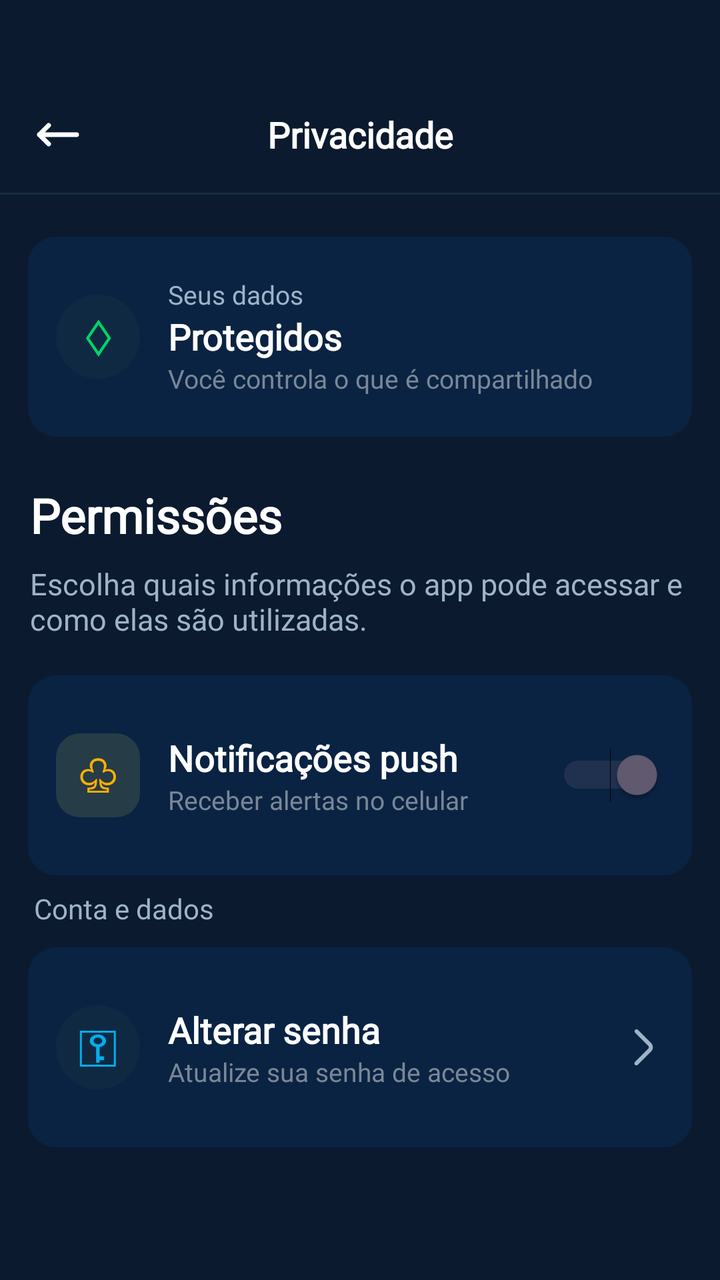
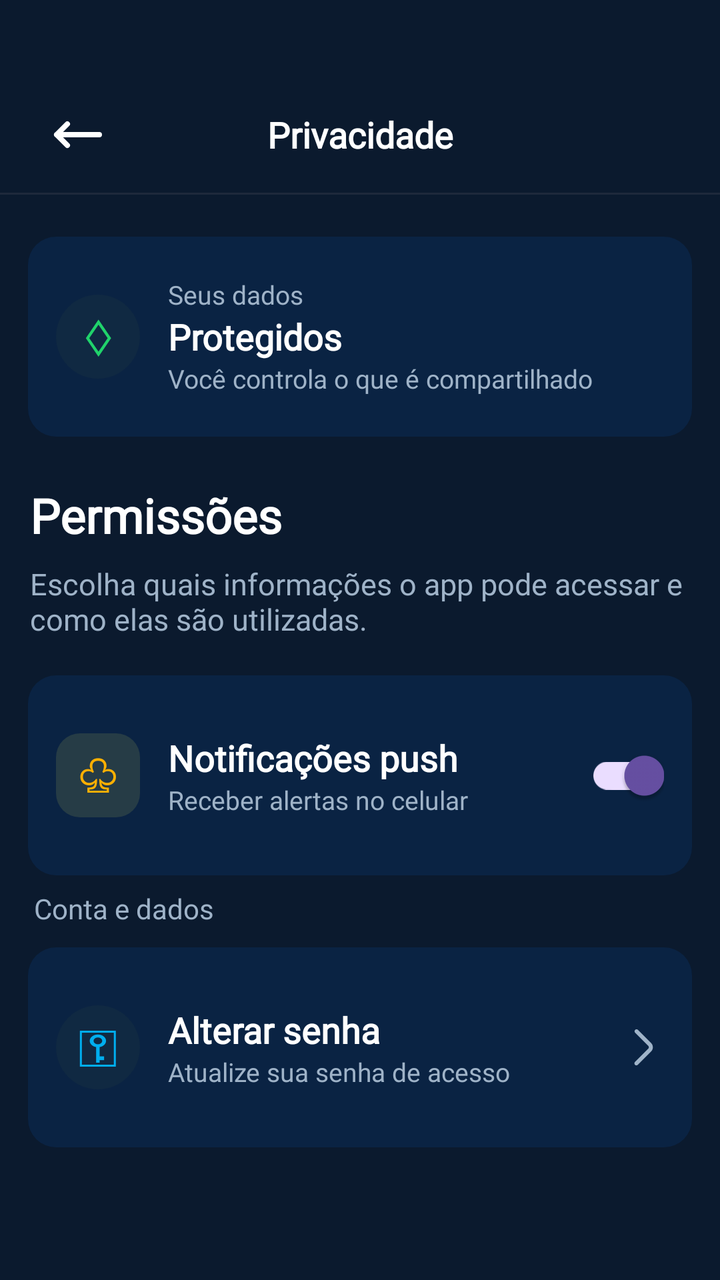

Screens rendered from an Android XML layout before and after an edit, with the pre-edit source and the edit as a unified diff.
<!-- AndroidManifest.xml: application theme Theme.VITA -->
<!-- res/layout/fragment_privacidade.xml -->
<?xml version="1.0" encoding="utf-8"?>
<androidx.constraintlayout.widget.ConstraintLayout
    xmlns:android="http://schemas.android.com/apk/res/android"
    xmlns:app="http://schemas.android.com/apk/res-auto"
    xmlns:tools="http://schemas.android.com/tools"
    android:layout_width="match_parent"
    android:layout_height="match_parent"
    android:background="@color/blue3"
    tools:context=".PrivacidadeFragment">

    <ImageView
        android:id="@+id/btnVoltar"
        android:layout_width="28dp"
        android:layout_height="28dp"
        android:clickable="true"
        android:focusable="true"
        android:src="@drawable/arrow"
        android:layout_marginStart="15dp"
        android:gravity="center"
        app:layout_constraintBottom_toBottomOf="@id/txtTopo"
        app:layout_constraintStart_toStartOf="parent"
        app:layout_constraintTop_toTopOf="@id/txtTopo" />

    <TextView
        android:id="@+id/txtTopo"
        android:layout_width="wrap_content"
        android:layout_height="wrap_content"
        android:layout_marginTop="55dp"
        android:text="Privacidade"
        android:textColor="@color/white"
        android:textSize="18sp"
        android:fontFamily="@font/inter24_medium"
        android:textStyle="bold"
        app:layout_constraintEnd_toEndOf="parent"
        app:layout_constraintStart_toStartOf="parent"
        app:layout_constraintTop_toTopOf="parent" />

    
    <View
        android:id="@+id/linhaTopo"
        android:layout_width="0dp"
        android:layout_height="1dp"
        android:layout_marginTop="17dp"
        android:background="#172C44"
        app:layout_constraintEnd_toEndOf="parent"
        app:layout_constraintStart_toStartOf="parent"
        app:layout_constraintTop_toBottomOf="@id/txtTopo" />

    <LinearLayout
        android:id="@+id/cardDados"
        android:layout_width="0dp"
        android:layout_height="100dp"
        android:layout_marginStart="14dp"
        android:layout_marginTop="21dp"
        android:layout_marginEnd="14dp"
        android:background="@drawable/bg_card_privacidade"
        android:gravity="center_vertical"
        android:orientation="horizontal"
        android:paddingStart="14dp"
        android:paddingEnd="14dp"
        app:layout_constraintEnd_toEndOf="parent"
        app:layout_constraintStart_toStartOf="parent"
        app:layout_constraintTop_toBottomOf="@id/linhaTopo">

        <TextView
            android:layout_width="42dp"
            android:layout_height="42dp"
            android:background="@drawable/bg_icone_privacidade"
            android:gravity="center"
            android:text="♢"
            android:textColor="#00D46A"
            android:textSize="25sp" />

        <LinearLayout
            android:layout_width="0dp"
            android:layout_height="wrap_content"
            android:layout_marginStart="14dp"
            android:layout_weight="1"
            android:orientation="vertical">

            <TextView
                android:layout_width="wrap_content"
                android:layout_height="wrap_content"
                android:text="Seus dados"
                android:fontFamily="@font/inter24_regular"
                android:textColor="@color/grey2"
                android:textSize="13sp" />

            <TextView
                android:layout_width="wrap_content"
                android:layout_height="wrap_content"
                android:text="Protegidos"
                android:textColor="@color/white"
                android:fontFamily="@font/inter24_semibold"
                android:textSize="18sp"
                android:textStyle="bold" />

            <TextView
                android:layout_width="wrap_content"
                android:layout_height="wrap_content"
                android:text="Você controla o que é compartilhado"
                android:textColor="@color/grey"
                android:fontFamily="@font/inter24_medium"
                android:textSize="13sp" />

        </LinearLayout>

    </LinearLayout>

    <TextView
        android:id="@+id/txtPermissoes"
        android:layout_width="wrap_content"
        android:layout_height="wrap_content"
        android:layout_marginStart="15dp"
        android:layout_marginTop="23dp"
        android:text="Permissões"
        android:textColor="@color/white"
        android:fontFamily="@font/inter24_bold"
        android:textSize="24sp"
        android:textStyle="bold"
        app:layout_constraintStart_toStartOf="parent"
        app:layout_constraintTop_toBottomOf="@id/cardDados" />

    <TextView
        android:id="@+id/txtDescricao"
        android:layout_width="0dp"
        android:layout_height="wrap_content"
        android:layout_marginStart="15dp"
        android:layout_marginTop="8dp"
        android:layout_marginEnd="15dp"
        android:text="Escolha quais informações o app pode acessar e\ncomo elas são utilizadas."
        android:textColor="@color/grey2"
        android:textSize="15sp"
        android:fontFamily="@font/inter24_medium"
        app:layout_constraintEnd_toEndOf="parent"
        app:layout_constraintStart_toStartOf="parent"
        app:layout_constraintTop_toBottomOf="@id/txtPermissoes" />

    <LinearLayout
        android:id="@+id/cardNotificacoes"
        android:layout_width="0dp"
        android:layout_height="100dp"
        android:layout_marginStart="14dp"
        android:layout_marginTop="18dp"
        android:layout_marginEnd="14dp"
        android:background="@drawable/bg_card_privacidade"
        android:gravity="center_vertical"
        android:orientation="horizontal"
        android:paddingStart="14dp"
        android:paddingEnd="14dp"
        app:layout_constraintEnd_toEndOf="parent"
        app:layout_constraintStart_toStartOf="parent"
        app:layout_constraintTop_toBottomOf="@id/txtDescricao">

        <TextView
            android:layout_width="42dp"
            android:layout_height="42dp"
            android:background="@drawable/bg_icone_amarelo"
            android:gravity="center"
            android:text="♧"
            android:textColor="#FFB000"
            android:textSize="23sp" />

        <LinearLayout
            android:layout_width="0dp"
            android:layout_height="wrap_content"
            android:layout_marginStart="14dp"
            android:layout_weight="1"
            android:orientation="vertical">

            <TextView
                android:layout_width="wrap_content"
                android:layout_height="wrap_content"
                android:text="Notificações push"
                android:textColor="@color/white"
                android:textSize="18sp"
                android:fontFamily="@font/inter24_semibold"
                android:textStyle="bold" />

            <TextView
                android:layout_width="wrap_content"
                android:layout_height="wrap_content"
                android:text="Receber alertas no celular"
                android:textColor="@color/grey"
                android:fontFamily="@font/inter24_medium"
                android:textSize="13sp" />

        </LinearLayout>

        <Switch
            android:id="@+id/switchNotificacoes"
            android:layout_width="wrap_content"
            android:layout_height="wrap_content"
            android:buttonTint="#FFFFFF"
            android:checked="true" />

    </LinearLayout>

    <TextView
        android:id="@+id/txtContaDados"
        android:layout_width="wrap_content"
        android:layout_height="wrap_content"
        android:layout_marginStart="17dp"
        android:layout_marginTop="7dp"
        android:text="Conta e dados"
        android:textColor="@color/grey2"
        android:textSize="14sp"
        android:fontFamily="@font/inter24_medium"
        app:layout_constraintStart_toStartOf="parent"
        app:layout_constraintTop_toBottomOf="@id/cardNotificacoes" />

    <LinearLayout
        android:id="@+id/cardSenha"
        android:layout_width="0dp"
        android:layout_height="100dp"
        android:layout_marginStart="14dp"
        android:layout_marginTop="10dp"
        android:layout_marginEnd="14dp"
        android:background="@drawable/bg_card_privacidade"
        android:clickable="true"
        android:focusable="true"
        android:gravity="center_vertical"
        android:orientation="horizontal"
        android:paddingStart="14dp"
        android:paddingEnd="12dp"
        app:layout_constraintEnd_toEndOf="parent"
        app:layout_constraintStart_toStartOf="parent"
        app:layout_constraintTop_toBottomOf="@id/txtContaDados">

        <TextView
            android:layout_width="42dp"
            android:layout_height="42dp"
            android:background="@drawable/bg_icone_privacidade"
            android:gravity="center"
            android:text="⚿"
            android:textColor="#00AEEF"
            android:textSize="25sp" />

        <LinearLayout
            android:layout_width="0dp"
            android:layout_height="wrap_content"
            android:layout_marginStart="14dp"
            android:layout_weight="1"
            android:orientation="vertical">

            <TextView
                android:layout_width="wrap_content"
                android:layout_height="wrap_content"
                android:text="Alterar senha"
                android:textColor="@color/white"
                android:textSize="18sp"
                android:fontFamily="@font/inter24_semibold"
                android:textStyle="bold" />

            <TextView
                android:layout_width="wrap_content"
                android:layout_height="wrap_content"
                android:text="Atualize sua senha de acesso"
                android:textColor="@color/grey"
                android:fontFamily="@font/inter24_medium"
                android:textSize="13sp" />

        </LinearLayout>

        <ImageView
            android:layout_width="25dp"
            android:layout_height="wrap_content"
            android:gravity="center"
            android:src="@drawable/arrownext"
            app:tint="@color/grey2"/>

    </LinearLayout>

</androidx.constraintlayout.widget.ConstraintLayout>
<!-- resources referenced by this layout -->
<resources>
  <color name="blue3">#0B1A2E</color>
  <color name="grey">#798797</color>
  <color name="grey2">#9FB3C8</color>
  <color name="white">#FFFFFFFF</color>
  <!-- drawable arrow (drawable) -->
  <vector xmlns:android="http://schemas.android.com/apk/res/android" android:height="15dp" android:viewportHeight="24" android:viewportWidth="24" android:width="15dp">
        
      <path android:fillColor="#FFFFFF" android:pathData="M4,12H20M4,12L8,8M4,12L8,16" android:strokeColor="#FFFFFF" android:strokeLineCap="round" android:strokeLineJoin="round" android:strokeWidth="2"/>
      
  </vector>
  <!-- drawable arrownext (drawable) -->
  <vector xmlns:android="http://schemas.android.com/apk/res/android" android:height="24dp" android:viewportHeight="24" android:viewportWidth="24" android:width="24dp">
  
      <path android:fillColor="#0F0F0F" android:pathData="M7.821,20.731C8.211,21.122 8.844,21.122 9.235,20.731L15.879,14.087C17.051,12.915 17.051,11.017 15.88,9.845L9.31,3.27C8.919,2.879 8.286,2.879 7.895,3.27C7.505,3.66 7.505,4.293 7.895,4.684L14.467,11.256C14.858,11.646 14.858,12.28 14.467,12.67L7.821,19.317C7.43,19.708 7.43,20.341 7.821,20.731Z"/>
  
  </vector>
  <!-- drawable bg_card_privacidade (drawable) -->
  <?xml version="1.0" encoding="utf-8"?>
  <shape xmlns:android="http://schemas.android.com/apk/res/android">
  
      <solid android:color="@color/blue1" />
  
      <corners android:radius="14dp" />
  
  </shape>
  <!-- drawable bg_icone_amarelo (drawable) -->
  <?xml version="1.0" encoding="utf-8"?>
  <shape xmlns:android="http://schemas.android.com/apk/res/android">
  
      <solid android:color="#263C46" />
  
      <corners android:radius="12dp" />
  
  </shape>
  <!-- drawable bg_icone_privacidade (drawable) -->
  <?xml version="1.0" encoding="utf-8"?>
  <shape xmlns:android="http://schemas.android.com/apk/res/android">
  
      <solid android:color="#102942" />
  
      <corners android:radius="50dp" />
  
  </shape>
  <style name="Theme.VITA" parent="Base.Theme.VITA" />
  <color name="blue1">#0A2343</color>
  <style name="Base.Theme.VITA" parent="Theme.Material3.DayNight.NoActionBar">
          
          
      </style>
</resources>

<!-- the commit's change to res/layout/fragment_privacidade.xml (unified diff, before → after) -->
@@ -10,13 +10,15 @@
 
     <ImageView
         android:id="@+id/btnVoltar"
-        android:layout_width="28dp"
-        android:layout_height="28dp"
+        android:layout_width="48dp"
+        android:layout_height="48dp"
         android:clickable="true"
         android:focusable="true"
         android:src="@drawable/arrow"
         android:layout_marginStart="15dp"
         android:gravity="center"
+        android:padding="8dp"
+        android:contentDescription="@string/voltar"
         app:layout_constraintBottom_toBottomOf="@id/txtTopo"
         app:layout_constraintStart_toStartOf="parent"
         app:layout_constraintTop_toTopOf="@id/txtTopo" />
@@ -26,7 +28,7 @@
         android:layout_width="wrap_content"
         android:layout_height="wrap_content"
         android:layout_marginTop="55dp"
-        android:text="Privacidade"
+        android:text="@string/privacy"
         android:textColor="@color/white"
         android:textSize="18sp"
         android:fontFamily="@font/inter24_medium"
@@ -41,7 +43,7 @@
         android:layout_width="0dp"
         android:layout_height="1dp"
         android:layout_marginTop="17dp"
-        android:background="#172C44"
+        android:background="@color/blue11"
         app:layout_constraintEnd_toEndOf="parent"
         app:layout_constraintStart_toStartOf="parent"
         app:layout_constraintTop_toBottomOf="@id/txtTopo" />
@@ -68,7 +70,7 @@
             android:background="@drawable/bg_icone_privacidade"
             android:gravity="center"
             android:text="♢"
-            android:textColor="#00D46A"
+            android:textColor="@color/green5"
             android:textSize="25sp" />
 
         <LinearLayout
@@ -81,7 +83,7 @@
             <TextView
                 android:layout_width="wrap_content"
                 android:layout_height="wrap_content"
-                android:text="Seus dados"
+                android:text="@string/your_data"
                 android:fontFamily="@font/inter24_regular"
                 android:textColor="@color/grey2"
                 android:textSize="13sp" />
@@ -89,7 +91,7 @@
             <TextView
                 android:layout_width="wrap_content"
                 android:layout_height="wrap_content"
-                android:text="Protegidos"
+                android:text="@string/protected_data"
                 android:textColor="@color/white"
                 android:fontFamily="@font/inter24_semibold"
                 android:textSize="18sp"
@@ -98,8 +100,8 @@
             <TextView
                 android:layout_width="wrap_content"
                 android:layout_height="wrap_content"
-                android:text="Você controla o que é compartilhado"
-                android:textColor="@color/grey"
+                android:text="@string/data_desc"
+                android:textColor="@color/grey2"
                 android:fontFamily="@font/inter24_medium"
                 android:textSize="13sp" />
 
@@ -113,7 +115,7 @@
         android:layout_height="wrap_content"
         android:layout_marginStart="15dp"
         android:layout_marginTop="23dp"
-        android:text="Permissões"
+        android:text="@string/permissions"
         android:textColor="@color/white"
         android:fontFamily="@font/inter24_bold"
         android:textSize="24sp"
@@ -128,7 +130,7 @@
         android:layout_marginStart="15dp"
         android:layout_marginTop="8dp"
         android:layout_marginEnd="15dp"
-        android:text="Escolha quais informações o app pode acessar e\ncomo elas são utilizadas."
+        android:text="@string/permissions_desc"
         android:textColor="@color/grey2"
         android:textSize="15sp"
         android:fontFamily="@font/inter24_medium"
@@ -158,7 +160,7 @@
             android:background="@drawable/bg_icone_amarelo"
             android:gravity="center"
             android:text="♧"
-            android:textColor="#FFB000"
+            android:textColor="@color/yellow2"
             android:textSize="23sp" />
 
         <LinearLayout
@@ -171,7 +173,7 @@
             <TextView
                 android:layout_width="wrap_content"
                 android:layout_height="wrap_content"
-                android:text="Notificações push"
+                android:text="@string/input_reminders"
                 android:textColor="@color/white"
                 android:textSize="18sp"
                 android:fontFamily="@font/inter24_semibold"
@@ -180,18 +182,18 @@
             <TextView
                 android:layout_width="wrap_content"
                 android:layout_height="wrap_content"
-                android:text="Receber alertas no celular"
-                android:textColor="@color/grey"
+                android:text="@string/input_remin_desc"
+                android:textColor="@color/grey2"
                 android:fontFamily="@font/inter24_medium"
                 android:textSize="13sp" />
 
         </LinearLayout>
 
-        <Switch
+        <androidx.appcompat.widget.SwitchCompat
             android:id="@+id/switchNotificacoes"
-            android:layout_width="wrap_content"
-            android:layout_height="wrap_content"
-            android:buttonTint="#FFFFFF"
+            android:layout_width="48dp"
+            android:layout_height="48dp"
+            android:buttonTint="@color/white"
             android:checked="true" />
 
     </LinearLayout>
@@ -202,7 +204,7 @@
         android:layout_height="wrap_content"
         android:layout_marginStart="17dp"
         android:layout_marginTop="7dp"
-        android:text="Conta e dados"
+        android:text="@string/data_acc"
         android:textColor="@color/grey2"
         android:textSize="14sp"
         android:fontFamily="@font/inter24_medium"
@@ -233,7 +235,7 @@
             android:background="@drawable/bg_icone_privacidade"
             android:gravity="center"
             android:text="⚿"
-            android:textColor="#00AEEF"
+            android:textColor="@color/bluelight2"
             android:textSize="25sp" />
 
         <LinearLayout
@@ -246,7 +248,7 @@
             <TextView
                 android:layout_width="wrap_content"
                 android:layout_height="wrap_content"
-                android:text="Alterar senha"
+                android:text="@string/change_pass_page"
                 android:textColor="@color/white"
                 android:textSize="18sp"
                 android:fontFamily="@font/inter24_semibold"
@@ -255,8 +257,8 @@
             <TextView
                 android:layout_width="wrap_content"
                 android:layout_height="wrap_content"
-                android:text="Atualize sua senha de acesso"
-                android:textColor="@color/grey"
+                android:text="@string/atualiza_senha_str"
+                android:textColor="@color/grey2"
                 android:fontFamily="@font/inter24_medium"
                 android:textSize="13sp" />
 
<!-- resource entries referenced after the edit -->
@@ -1,19 +1,22 @@
 <!-- resources referenced by this layout -->
 <resources>
+  <color name="blue11">#1E293B</color>
   <color name="blue3">#0B1A2E</color>
-  <color name="grey">#798797</color>
+  <color name="bluelight2">#00AEEF</color>
+  <color name="green5">#20D36B</color>
   <color name="grey2">#9FB3C8</color>
   <color name="white">#FFFFFFFF</color>
+  <color name="yellow2">#FFB000</color>
   <!-- drawable arrow (drawable) -->
   <vector xmlns:android="http://schemas.android.com/apk/res/android" android:height="15dp" android:viewportHeight="24" android:viewportWidth="24" android:width="15dp">
         
-      <path android:fillColor="#FFFFFF" android:pathData="M4,12H20M4,12L8,8M4,12L8,16" android:strokeColor="#FFFFFF" android:strokeLineCap="round" android:strokeLineJoin="round" android:strokeWidth="2"/>
+      <path android:fillColor="@color/white" android:pathData="M4,12H20M4,12L8,8M4,12L8,16" android:strokeColor="@color/white" android:strokeLineCap="round" android:strokeLineJoin="round" android:strokeWidth="2"/>
       
   </vector>
   <!-- drawable arrownext (drawable) -->
   <vector xmlns:android="http://schemas.android.com/apk/res/android" android:height="24dp" android:viewportHeight="24" android:viewportWidth="24" android:width="24dp">
   
-      <path android:fillColor="#0F0F0F" android:pathData="M7.821,20.731C8.211,21.122 8.844,21.122 9.235,20.731L15.879,14.087C17.051,12.915 17.051,11.017 15.88,9.845L9.31,3.27C8.919,2.879 8.286,2.879 7.895,3.27C7.505,3.66 7.505,4.293 7.895,4.684L14.467,11.256C14.858,11.646 14.858,12.28 14.467,12.67L7.821,19.317C7.43,19.708 7.43,20.341 7.821,20.731Z"/>
+      <path android:fillColor="@color/black" android:pathData="M7.821,20.731C8.211,21.122 8.844,21.122 9.235,20.731L15.879,14.087C17.051,12.915 17.051,11.017 15.88,9.845L9.31,3.27C8.919,2.879 8.286,2.879 7.895,3.27C7.505,3.66 7.505,4.293 7.895,4.684L14.467,11.256C14.858,11.646 14.858,12.28 14.467,12.67L7.821,19.317C7.43,19.708 7.43,20.341 7.821,20.731Z"/>
   
   </vector>
   <!-- drawable bg_card_privacidade (drawable) -->
@@ -29,7 +32,7 @@
   <?xml version="1.0" encoding="utf-8"?>
   <shape xmlns:android="http://schemas.android.com/apk/res/android">
   
-      <solid android:color="#263C46" />
+      <solid android:color="@color/overlayY" />
   
       <corners android:radius="12dp" />
   
@@ -38,13 +41,28 @@
   <?xml version="1.0" encoding="utf-8"?>
   <shape xmlns:android="http://schemas.android.com/apk/res/android">
   
-      <solid android:color="#102942" />
+      <solid android:color="@color/overlayB2" />
   
       <corners android:radius="50dp" />
   
   </shape>
+  <string name="atualiza_senha_str">Atualize sua senha de acesso</string>
+  <string name="change_pass_page">Alterar senha</string>
+  <string name="data_acc">Conta e dados</string>
+  <string name="data_desc">Você controla o que é compartilhado</string>
+  <string name="input_remin_desc">Receber alertas no celular</string>
+  <string name="input_reminders">Notificações push</string>
+  <string name="permissions">Permissões</string>
+  <string name="permissions_desc">Escolha quais informações o app pode acessar e\ncomo elas são utilizadas.</string>
+  <string name="privacy">Privacidade</string>
+  <string name="protected_data">Protegidos</string>
+  <string name="voltar">Voltar</string>
+  <string name="your_data">Seus dados</string>
   <style name="Theme.VITA" parent="Base.Theme.VITA" />
+  <color name="black">#FF000000</color>
   <color name="blue1">#0A2343</color>
+  <color name="overlayY">#263C46</color>
+  <color name="overlayB2">#102942</color>
   <style name="Base.Theme.VITA" parent="Theme.Material3.DayNight.NoActionBar">
           
           
